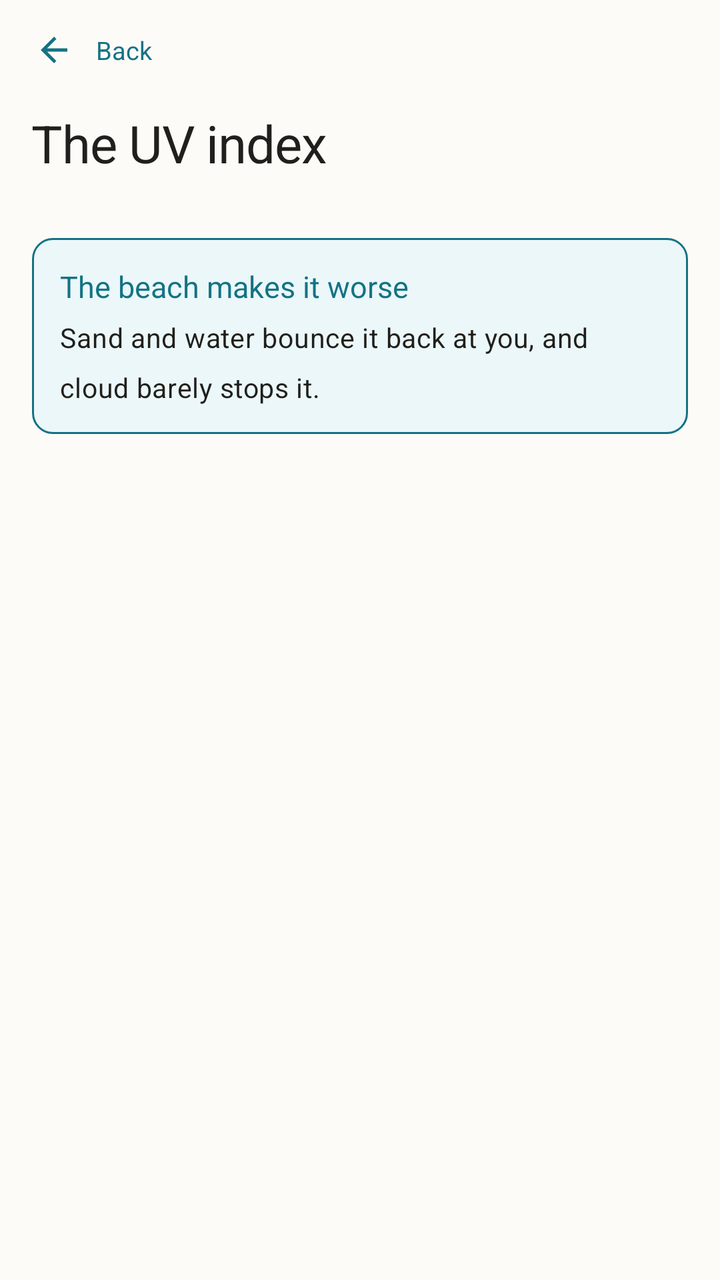
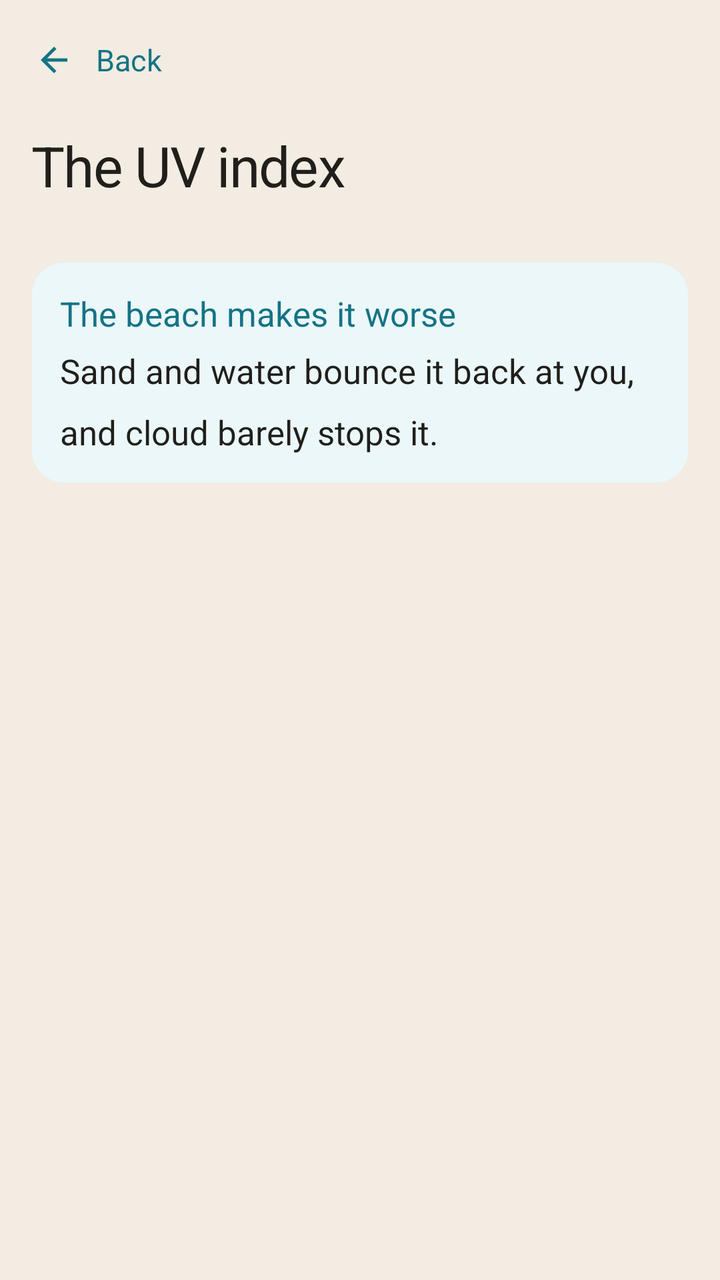

Before-and-after screenshots of an Android layout around one commit, followed by the original layout XML and the change that was made.
<!-- AndroidManifest.xml: activity theme Theme.MyApplication -->
<!-- res/layout/activity_uv_guide.xml -->
<?xml version="1.0" encoding="utf-8"?>
<LinearLayout xmlns:android="http://schemas.android.com/apk/res/android"
    xmlns:app="http://schemas.android.com/apk/res-auto"
    android:layout_width="match_parent"
    android:layout_height="match_parent"
    android:background="@color/background"
    android:orientation="vertical">

    <LinearLayout
        android:id="@+id/uvGuideHeader"
        android:layout_width="match_parent"
        android:layout_height="wrap_content"
        android:background="@color/background"
        android:gravity="center_vertical"
        android:orientation="horizontal"
        android:paddingHorizontal="8dp"
        android:paddingTop="6dp"
        android:paddingBottom="6dp">

        
        <LinearLayout
            android:id="@+id/uvGuideBackButton"
            android:layout_width="wrap_content"
            android:layout_height="wrap_content"
            android:background="?attr/selectableItemBackground"
            android:clickable="true"
            android:focusable="true"
            android:gravity="center_vertical"
            android:orientation="horizontal"
            android:paddingStart="0dp"
            android:paddingEnd="10dp">

            <ImageView
                android:layout_width="38dp"
                android:layout_height="38dp"
                android:contentDescription="@null"
                android:padding="9dp"
                android:src="@drawable/ic_back"
                app:tint="@color/primary" />

            <TextView
                android:layout_width="wrap_content"
                android:layout_height="wrap_content"
                android:layout_marginStart="2dp"
                android:text="@string/back"
                android:textColor="@color/primary"
                android:textSize="12.5sp" />
        </LinearLayout>
    </LinearLayout>

    <androidx.core.widget.NestedScrollView
        android:id="@+id/uvGuideScrollView"
        android:layout_width="match_parent"
        android:layout_height="0dp"
        android:layout_weight="1"
        android:fillViewport="true"
        android:scrollbars="none">

        <LinearLayout
            android:layout_width="match_parent"
            android:layout_height="wrap_content"
            android:orientation="vertical"
            android:paddingHorizontal="16dp"
            android:paddingTop="4dp"
            android:paddingBottom="24dp">

            <TextView
                android:layout_width="match_parent"
                android:layout_height="wrap_content"
                android:text="@string/uv_title"
                android:textAppearance="@style/TextAppearance.App.Headline" />

            <LinearLayout
                android:id="@+id/uvBandList"
                android:layout_width="match_parent"
                android:layout_height="wrap_content"
                android:layout_marginTop="16dp"
                android:orientation="vertical" />

            
            <LinearLayout
                android:layout_width="match_parent"
                android:layout_height="wrap_content"
                android:layout_marginTop="14dp"
                android:background="@drawable/bg_accent_note"
                android:orientation="vertical"
                android:padding="14dp">

                <TextView
                    android:layout_width="match_parent"
                    android:layout_height="wrap_content"
                    android:fontFamily="sans-serif-medium"
                    android:text="@string/uv_beach_title"
                    android:textColor="@color/primary"
                    android:textSize="15sp" />

                <TextView
                    android:layout_width="match_parent"
                    android:layout_height="wrap_content"
                    android:layout_marginTop="6dp"
                    android:lineSpacingMultiplier="1.5"
                    android:text="@string/uv_beach_body"
                    android:textAppearance="@style/TextAppearance.App.Body" />
            </LinearLayout>

        </LinearLayout>
    </androidx.core.widget.NestedScrollView>

</LinearLayout>
<!-- resources referenced by this layout -->
<resources>
  <color name="background">#FDFBF7</color>
  <!-- drawable bg_accent_note (drawable) -->
  <?xml version="1.0" encoding="utf-8"?>
  <shape xmlns:android="http://schemas.android.com/apk/res/android"
      android:shape="rectangle">
      <solid android:color="@color/accent_tint" />
      <stroke android:width="1dp" android:color="@color/primary" />
      <corners android:radius="10dp" />
  </shape>
  <style name="TextAppearance.App.Body" parent="TextAppearance.Material3.BodyMedium">
          <item name="android:textSize">13.5sp</item>
          <item name="android:textColor">@color/text_primary</item>
          <item name="android:lineSpacingMultiplier">1.5</item>
      </style>
  <style name="TextAppearance.App.Headline" parent="TextAppearance.Material3.HeadlineSmall">
          <item name="android:textSize">26sp</item>
          <item name="android:fontFamily">sans-serif-medium</item>
          <item name="android:letterSpacing">-0.015</item>
          <item name="android:textColor">@color/text_primary</item>
      </style>
  <style name="Theme.MyApplication" parent="Theme.Material3.DayNight.NoActionBar">
          <item name="colorPrimary">@color/primary</item>
          <item name="colorOnPrimary">@color/on_primary</item>
          <item name="colorPrimaryContainer">@color/advisor_bg</item>
          <item name="colorOnPrimaryContainer">@color/primary_variant</item>
  
          <item name="colorSecondary">@color/secondary</item>
          <item name="colorOnSecondary">@color/on_secondary</item>
          <item name="colorSecondaryContainer">@color/surface_alt</item>
          <item name="colorOnSecondaryContainer">@color/text_primary</item>
          <item name="colorTertiary">@color/tertiary_gold</item>
          <item name="colorTertiaryContainer">@color/surface_alt</item>
          <item name="colorOnTertiaryContainer">@color/text_primary</item>
  
          <item name="android:colorBackground">@color/background</item>
          <item name="colorSurface">@color/surface</item>
          <item name="colorOnSurface">@color/text_primary</item>
          <item name="colorSurfaceVariant">@color/surface_alt</item>
          <item name="colorOnSurfaceVariant">@color/text_secondary</item>
          <item name="colorSurfaceContainer">@color/surface</item>
          <item name="colorSurfaceContainerLow">@color/surface</item>
          <item name="colorSurfaceContainerLowest">@color/background</item>
          <item name="colorSurfaceContainerHigh">@color/surface_alt</item>
          <item name="colorSurfaceContainerHighest">@color/surface_alt</item>
          <item name="colorOutline">@color/divider</item>
          <item name="colorOutlineVariant">@color/divider</item>
          <item name="colorError">@color/error</item>
  
          
          <item name="shapeAppearanceCornerExtraSmall">@style/ShapeAppearance.App.Corner.ExtraSmall</item>
          <item name="shapeAppearanceCornerSmall">@style/ShapeAppearance.App.Corner.Small</item>
          <item name="shapeAppearanceCornerMedium">@style/ShapeAppearance.App.Corner.Medium</item>
          <item name="shapeAppearanceCornerLarge">@style/ShapeAppearance.App.Corner.Large</item>
          <item name="shapeAppearanceCornerExtraLarge">@style/ShapeAppearance.App.Corner.ExtraLarge</item>
  
          
          <item name="android:fontFamily">sans-serif</item>
          <item name="fontFamily">sans-serif</item>
  
          
          <item name="android:statusBarColor">@android:color/transparent</item>
          <item name="android:navigationBarColor">@color/background</item>
          <item name="android:windowLightStatusBar" tools:targetApi="23">true</item>
          <item name="android:windowLightNavigationBar" tools:targetApi="27">true</item>
  
          <item name="windowActionBar">false</item>
          <item name="windowNoTitle">true</item>
      </style>
  <color name="surface">#F6F1E8</color>
  <color name="error">#E03C21</color>
  <!-- unchanged entries left out for length: 22 -->
</resources>

<!-- the commit's change to res/layout/activity_uv_guide.xml (unified diff, before → after) -->
@@ -20,6 +20,7 @@
         
         <LinearLayout
             android:id="@+id/uvGuideBackButton"
+            android:minHeight="48dp"
             android:layout_width="wrap_content"
             android:layout_height="wrap_content"
             android:background="?attr/selectableItemBackground"
@@ -44,7 +45,7 @@
                 android:layout_marginStart="2dp"
                 android:text="@string/back"
                 android:textColor="@color/primary"
-                android:textSize="12.5sp" />
+                android:textSize="15sp" />
         </LinearLayout>
     </LinearLayout>
 
@@ -92,7 +93,7 @@
                     android:fontFamily="sans-serif-medium"
                     android:text="@string/uv_beach_title"
                     android:textColor="@color/primary"
-                    android:textSize="15sp" />
+                    android:textSize="17sp" />
 
                 <TextView
                     android:layout_width="match_parent"
<!-- resource entries referenced after the edit -->
@@ -1,23 +1,23 @@
 <!-- resources referenced by this layout -->
 <resources>
-  <color name="background">#FDFBF7</color>
+  <color name="background">#F2ECE2</color>
   <!-- drawable bg_accent_note (drawable) -->
   <?xml version="1.0" encoding="utf-8"?>
   <shape xmlns:android="http://schemas.android.com/apk/res/android"
       android:shape="rectangle">
       <solid android:color="@color/accent_tint" />
-      <stroke android:width="1dp" android:color="@color/primary" />
-      <corners android:radius="10dp" />
+      <corners android:radius="16dp" />
   </shape>
   <style name="TextAppearance.App.Body" parent="TextAppearance.Material3.BodyMedium">
-          <item name="android:textSize">13.5sp</item>
+          <item name="android:textSize">17sp</item>
+          <item name="android:letterSpacing">0</item>
           <item name="android:textColor">@color/text_primary</item>
-          <item name="android:lineSpacingMultiplier">1.5</item>
+          <item name="android:lineSpacingMultiplier">1.3</item>
       </style>
   <style name="TextAppearance.App.Headline" parent="TextAppearance.Material3.HeadlineSmall">
-          <item name="android:textSize">26sp</item>
+          <item name="android:textSize">28sp</item>
           <item name="android:fontFamily">sans-serif-medium</item>
-          <item name="android:letterSpacing">-0.015</item>
+          <item name="android:letterSpacing">-0.02</item>
           <item name="android:textColor">@color/text_primary</item>
       </style>
   <style name="Theme.MyApplication" parent="Theme.Material3.DayNight.NoActionBar">
@@ -44,7 +44,8 @@
           <item name="colorSurfaceContainerLowest">@color/background</item>
           <item name="colorSurfaceContainerHigh">@color/surface_alt</item>
           <item name="colorSurfaceContainerHighest">@color/surface_alt</item>
-          <item name="colorOutline">@color/divider</item>
+          
+          <item name="colorOutline">@color/text_secondary</item>
           <item name="colorOutlineVariant">@color/divider</item>
           <item name="colorError">@color/error</item>
   
@@ -65,11 +66,28 @@
           <item name="android:windowLightStatusBar" tools:targetApi="23">true</item>
           <item name="android:windowLightNavigationBar" tools:targetApi="27">true</item>
   
+          
+          <item name="materialButtonStyle">@style/Widget.App.Button</item>
+  
           <item name="windowActionBar">false</item>
           <item name="windowNoTitle">true</item>
       </style>
-  <color name="surface">#F6F1E8</color>
-  <color name="error">#E03C21</color>
+  <color name="surface">#FFFDF9</color>
+  <color name="error">#B42E17</color>
+  <style name="Widget.App.Button" parent="Widget.Material3.Button">
+          <item name="android:minHeight">50dp</item>
+          <item name="android:insetTop">0dp</item>
+          <item name="android:insetBottom">0dp</item>
+          <item name="android:textSize">17sp</item>
+          <item name="android:fontFamily">sans-serif-medium</item>
+          <item name="android:letterSpacing">0</item>
+          <item name="android:textAllCaps">false</item>
+          <item name="cornerRadius">12dp</item>
+          <item name="backgroundTint">@color/primary</item>
+          <item name="android:textColor">@color/on_primary</item>
+          <item name="iconTint">@color/on_primary</item>
+          <item name="elevation">0dp</item>
+      </style>
   <!-- unchanged entries left out for length: 22 -->
 </resources>
 
